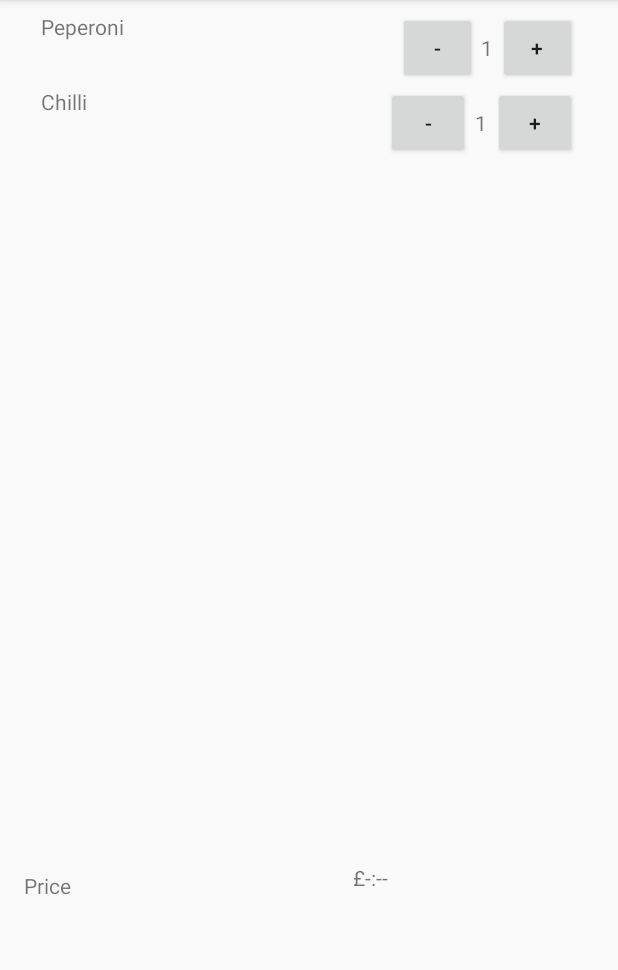
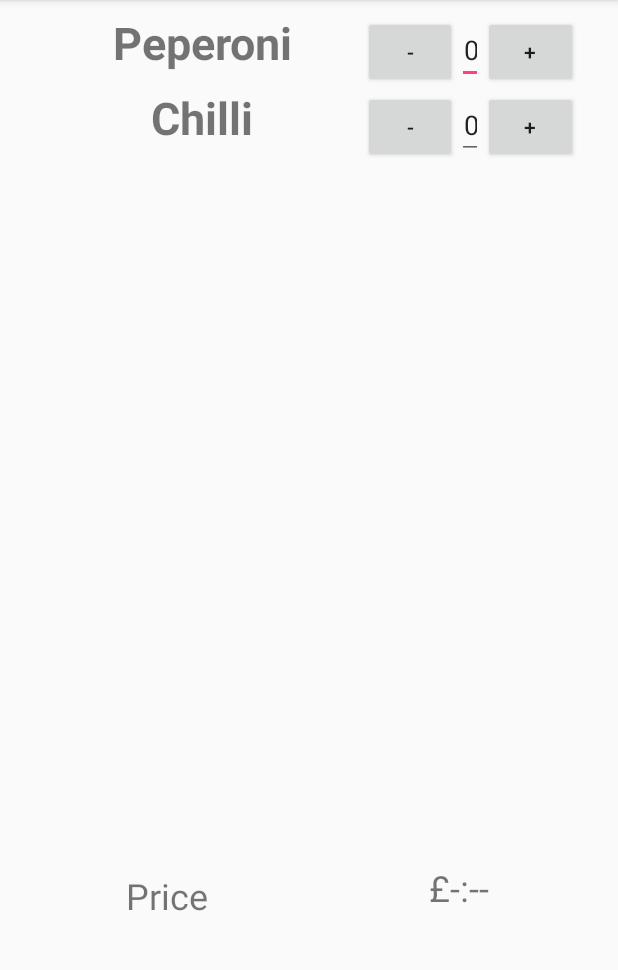
Before and after one commit to SamFare/AndroidAppSamples, an Android app: the screen it shows after launch (MainActivity), on a phone screen of 412 x 824 dp, the part 84-1054 px from its top. Run offline under Robolectric (Android 15) with nearby library versions, the phone set to English and light mode, and no system bars.

Commit message:
:sparkles: Impleted plus button

```diff
--- a/app/src/main/java/samfare/me/gimmiepizza/PizzaElement.java
+++ b/app/src/main/java/samfare/me/gimmiepizza/PizzaElement.java
@@ -7,6 +7,8 @@ import android.support.v4.app.Fragment;
 import android.view.LayoutInflater;
 import android.view.View;
 import android.view.ViewGroup;
+import android.widget.Button;
+import android.widget.EditText;
 import android.widget.TextView;
 
 
@@ -22,8 +24,20 @@ public class PizzaElement extends Fragment {
         TextView textView = pizzaView.findViewById(R.id.pizzaName);
         textView.setText(getArguments().getString("pizzaName"));
 
+        Button plusButton = pizzaView.findViewById(R.id.plusButton);
+        plusButton.setOnClickListener(plusButtonListener);
+
         return pizzaView;
     }
+
+    private View.OnClickListener plusButtonListener = new View.OnClickListener() {
+        public void onClick(View v) {
+            EditText numberOfPizza =  getView().findViewById(R.id.numberOfPizza);
+            int newNumber = Integer.parseInt(numberOfPizza.getText().toString());
+            numberOfPizza.setText(String.valueOf(++newNumber));
+        }
+    };
+
 
     @Override
     public void onCreate(Bundle savedInstanceState) {
@@ -31,5 +45,4 @@ public class PizzaElement extends Fragment {
 
 
     }
-
 }
--- a/app/src/main/res/layout/activity_main.xml
+++ b/app/src/main/res/layout/activity_main.xml
@@ -29,6 +29,8 @@
         android:layout_marginStart="16dp"
         android:layout_marginTop="8dp"
         android:text="@string/price"
+        android:textAlignment="center"
+        android:textSize="24sp"
         app:layout_constraintBottom_toBottomOf="parent"
         app:layout_constraintStart_toStartOf="parent"
         app:layout_constraintTop_toBottomOf="@+id/pizzaLinearLayout"
@@ -43,6 +45,8 @@
         android:layout_marginStart="8dp"
         android:layout_marginTop="8dp"
         android:text="£-:--"
+        android:textAlignment="center"
+        android:textSize="24sp"
         app:layout_constraintBottom_toBottomOf="parent"
         app:layout_constraintEnd_toEndOf="parent"
         app:layout_constraintHorizontal_bias="0.424"
--- a/app/src/main/res/layout/fragment_pizza_element.xml
+++ b/app/src/main/res/layout/fragment_pizza_element.xml
@@ -3,36 +3,43 @@
     xmlns:tools="http://schemas.android.com/tools"
     android:layout_width="match_parent"
     android:layout_height="50dp"
+    android:weightSum="1"
     tools:context=".PizzaElement">
 
     <TextView
         android:id="@+id/pizzaName"
-        android:layout_width="wrap_content"
+        android:layout_width="0dp"
         android:layout_height="match_parent"
-        android:layout_weight="0.7"
-        android:text="1" />
 
-    <Button
+        android:layout_weight="0.6"
+        android:text="@string/pizza"
+        android:textAlignment="center"
+        android:textSize="30sp"
+        android:textStyle="bold" />
+
+    <android.support.v7.widget.AppCompatButton
         android:id="@+id/minusButton"
-        android:layout_width="13dp"
+        android:layout_width="0dp"
         android:layout_height="wrap_content"
-        android:layout_weight="0.15"
+        android:layout_weight="0.175"
         android:text="@string/minus" />
 
-    <TextView
+    <EditText
         android:id="@+id/numberOfPizza"
-        android:layout_width="1dp"
+        android:layout_width="0dp"
         android:layout_height="wrap_content"
         android:layout_margin="0dp"
         android:layout_weight="0.05"
-        android:text="1"
-        android:textAlignment="center"/>
+        android:inputType="number"
+        android:text="0"
+        android:textAlignment="center" />
 
-    <Button
+    <android.support.v7.widget.AppCompatButton
         android:id="@+id/plusButton"
-        android:layout_width="13dp"
+        android:layout_width="0dp"
         android:layout_height="wrap_content"
-        android:layout_weight="0.15"
+        android:layout_weight="0.175"
+        android:onClick="plusPressed"
         android:text="@string/plus" />
 
 </LinearLayout>
--- a/app/src/main/res/values/strings.xml
+++ b/app/src/main/res/values/strings.xml
@@ -3,5 +3,6 @@
     <string name="price">Price</string>
     <string name="plus">+</string>
     <string name="minus">-</string>
+    <string name="pizza">Pizza</string>
 
 </resources>
```
Also changed, not shown: 5 other files.
